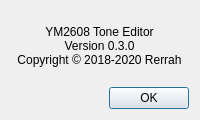
Before: the Qt Designer form src/aboutdialog.ui in rerrahkr/YM2608-Tone-Editor, drawn with Qt 5.
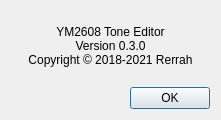
After: the same form once the commit is applied.

The edit to the form file:
```diff
--- a/src/aboutdialog.ui
+++ b/src/aboutdialog.ui
@@ -6,7 +6,7 @@
    <rect>
     <x>0</x>
     <y>0</y>
-    <width>200</width>
+    <width>221</width>
     <height>120</height>
    </rect>
   </property>
@@ -22,7 +22,7 @@
      <property name="text">
       <string>YM2608 Tone Editor
 Version 0.3.0
-Copyright © 2018-2020 Rerrah</string>
+Copyright © 2018-2021 Rerrah</string>
      </property>
      <property name="textFormat">
       <enum>Qt::PlainText</enum>
```
